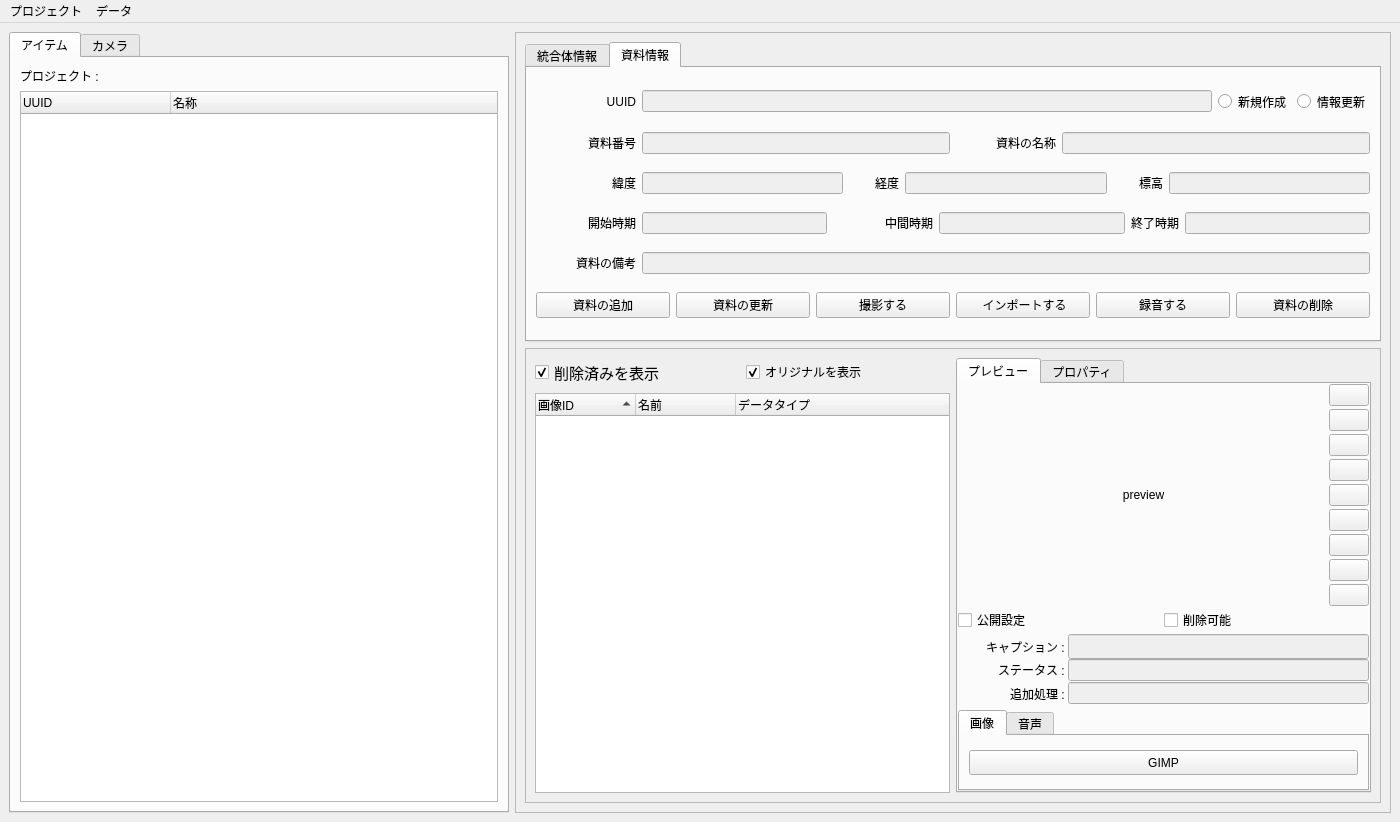
yufujimoto/SurveyDataCollector, file ui/mainWindow.ui: the form before one commit.
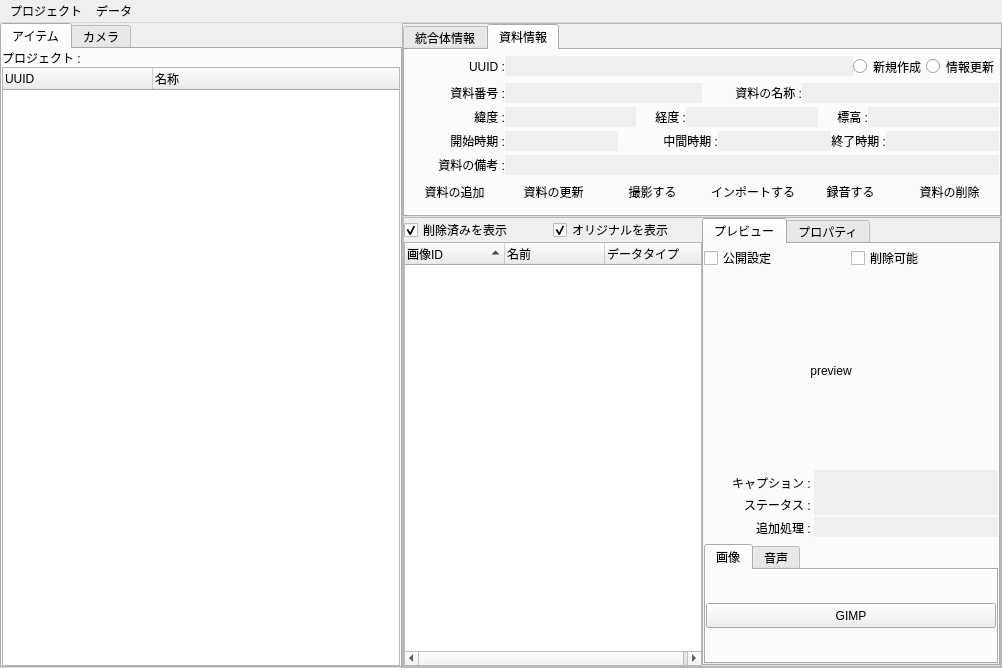
The form after the commit. The open tabs and pages were chosen to show the change. Icons and pictures are not drawn.

```diff
--- a/ui/mainWindow.ui
+++ b/ui/mainWindow.ui
@@ -6,8 +6,8 @@
    <rect>
     <x>0</x>
     <y>0</y>
-    <width>1400</width>
-    <height>822</height>
+    <width>1002</width>
+    <height>668</height>
    </rect>
   </property>
   <property name="font">
@@ -24,6 +24,12 @@
   </property>
   <widget class="QWidget" name="centralwidget">
    <layout class="QHBoxLayout" name="horizontalLayout">
+    <property name="spacing">
+     <number>0</number>
+    </property>
+    <property name="margin">
+     <number>0</number>
+    </property>
     <item>
      <widget class="QTabWidget" name="tab_control">
       <property name="minimumSize">
@@ -57,8 +63,17 @@
         <string>アイテム</string>
        </attribute>
        <layout class="QVBoxLayout" name="verticalLayout_7">
+        <property name="spacing">
+         <number>0</number>
+        </property>
+        <property name="margin">
+         <number>0</number>
+        </property>
         <item>
          <layout class="QHBoxLayout" name="lay_h_dir_root">
+          <property name="spacing">
+           <number>0</number>
+          </property>
           <property name="topMargin">
            <number>0</number>
           </property>
@@ -92,38 +107,12 @@
         </item>
         <item>
          <widget class="QTreeWidget" name="tre_prj_item">
-          <property name="sizePolicy">
-           <sizepolicy hsizetype="Expanding" vsizetype="Expanding">
-            <horstretch>0</horstretch>
-            <verstretch>0</verstretch>
-           </sizepolicy>
-          </property>
-          <property name="minimumSize">
-           <size>
-            <width>0</width>
-            <height>0</height>
-           </size>
-          </property>
-          <property name="font">
-           <font>
-            <pointsize>9</pointsize>
-           </font>
-          </property>
-          <property name="contextMenuPolicy">
-           <enum>Qt::CustomContextMenu</enum>
-          </property>
           <property name="lineWidth">
-           <number>1</number>
-          </property>
-          <property name="columnCount">
-           <number>2</number>
+           <number>0</number>
           </property>
           <attribute name="headerDefaultSectionSize">
            <number>150</number>
           </attribute>
-          <attribute name="headerHighlightSections">
-           <bool>false</bool>
-          </attribute>
           <column>
            <property name="text">
             <string>UUID</string>
@@ -143,8 +132,17 @@
         <string>カメラ</string>
        </attribute>
        <layout class="QVBoxLayout" name="verticalLayout_2">
+        <property name="spacing">
+         <number>0</number>
+        </property>
+        <property name="margin">
+         <number>0</number>
+        </property>
         <item>
          <layout class="QHBoxLayout" name="lay_h_cam_detect">
+          <property name="spacing">
+           <number>0</number>
+          </property>
           <item>
            <widget class="QLabel" name="lbl_cam_detected">
             <property name="sizePolicy">
@@ -218,6 +216,12 @@
            <set>Qt::AlignLeading|Qt::AlignLeft|Qt::AlignTop</set>
           </property>
           <layout class="QGridLayout" name="gridLayout_4">
+           <property name="margin">
+            <number>0</number>
+           </property>
+           <property name="spacing">
+            <number>0</number>
+           </property>
            <item row="7" column="0">
             <widget class="QLabel" name="lbl_cam_qoi">
              <property name="text">
@@ -370,6 +374,12 @@
        <enum>QFrame::Raised</enum>
       </property>
       <layout class="QGridLayout" name="gridLayout_3">
+       <property name="margin">
+        <number>0</number>
+       </property>
+       <property name="spacing">
+        <number>0</number>
+       </property>
        <item row="0" column="0">
         <widget class="QTabWidget" name="tab_target">
          <property name="sizePolicy">
@@ -399,7 +409,7 @@
           <bool>false</bool>
          </property>
          <property name="currentIndex">
-          <number>0</number>
+          <number>1</number>
          </property>
          <property name="iconSize">
           <size>
@@ -415,8 +425,17 @@
            <string>統合体情報</string>
           </attribute>
           <layout class="QGridLayout" name="gridLayout_2">
+           <property name="margin">
+            <number>0</number>
+           </property>
+           <property name="spacing">
+            <number>0</number>
+           </property>
            <item row="0" column="0">
             <layout class="QHBoxLayout" name="lay_h_con_ope">
+             <property name="spacing">
+              <number>0</number>
+             </property>
              <property name="topMargin">
               <number>0</number>
              </property>
@@ -435,7 +454,7 @@
                 </size>
                </property>
                <property name="text">
-                <string>UUID</string>
+                <string>UUID :</string>
                </property>
                <property name="alignment">
                 <set>Qt::AlignRight|Qt::AlignTrailing|Qt::AlignVCenter</set>
@@ -447,6 +466,35 @@
                <property name="enabled">
                 <bool>false</bool>
                </property>
+               <property name="sizePolicy">
+                <sizepolicy hsizetype="Expanding" vsizetype="Fixed">
+                 <horstretch>0</horstretch>
+                 <verstretch>0</verstretch>
+                </sizepolicy>
+               </property>
+               <property name="minimumSize">
+                <size>
+                 <width>0</width>
+                 <height>0</height>
+                </size>
+               </property>
+               <property name="baseSize">
+                <size>
+                 <width>0</width>
+                 <height>0</height>
+                </size>
+               </property>
+               <property name="font">
+                <font>
+                 <pointsize>9</pointsize>
+                 <weight>75</weight>
+                 <italic>true</italic>
+                 <bold>true</bold>
+                </font>
+               </property>
+               <property name="frame">
+                <bool>false</bool>
+               </property>
               </widget>
              </item>
              <item>
@@ -482,6 +530,9 @@
            </item>
            <item row="5" column="0">
             <layout class="QHBoxLayout" name="lay_h_con_ctrl">
+             <property name="spacing">
+              <number>0</number>
+             </property>
              <property name="topMargin">
               <number>0</number>
              </property>
@@ -490,6 +541,9 @@
                <property name="text">
                 <string>統合体の追加</string>
                </property>
+               <property name="flat">
+                <bool>true</bool>
+               </property>
               </widget>
              </item>
              <item>
@@ -497,6 +551,9 @@
                <property name="text">
                 <string>統合体の更新</string>
                </property>
+               <property name="flat">
+                <bool>true</bool>
+               </property>
               </widget>
              </item>
              <item>
@@ -504,6 +561,9 @@
                <property name="text">
                 <string>撮影する</string>
                </property>
+               <property name="flat">
+                <bool>true</bool>
+               </property>
               </widget>
              </item>
              <item>
@@ -511,6 +571,9 @@
                <property name="text">
                 <string> インポートする</string>
                </property>
+               <property name="flat">
+                <bool>true</bool>
+               </property>
               </widget>
              </item>
              <item>
@@ -518,6 +581,9 @@
                <property name="text">
                 <string>録音する</string>
                </property>
+               <property name="flat">
+                <bool>true</bool>
+               </property>
               </widget>
              </item>
              <item>
@@ -525,12 +591,18 @@
                <property name="text">
                 <string>統合体の削除</string>
                </property>
+               <property name="flat">
+                <bool>true</bool>
+               </property>
               </widget>
              </item>
             </layout>
            </item>
            <item row="3" column="0">
             <layout class="QHBoxLayout" name="lay_h_con_tmp">
+             <property name="spacing">
+              <number>0</number>
+             </property>
              <property name="topMargin">
               <number>0</number>
              </property>
@@ -555,7 +627,7 @@
                 </size>
                </property>
                <property name="text">
-                <string>時間識別子</string>
+                <string>時間識別子 :</string>
                </property>
                <property name="alignment">
                 <set>Qt::AlignRight|Qt::AlignTrailing|Qt::AlignVCenter</set>
@@ -567,12 +639,18 @@
                <property name="enabled">
                 <bool>false</bool>
                </property>
+               <property name="frame">
+                <bool>false</bool>
+               </property>
               </widget>
              </item>
             </layout>
            </item>
            <item row="4" column="0">
             <layout class="QHBoxLayout" name="lay_h_con_dsc">
+             <property name="spacing">
+              <number>0</number>
+             </property>
              <property name="topMargin">
               <number>0</number>
              </property>
@@ -597,7 +675,7 @@
                 </size>
                </property>
                <property name="text">
-                <string>統合体の備考</string>
+                <string>統合体の備考 :</string>
                </property>
                <property name="alignment">
                 <set>Qt::AlignRight|Qt::AlignTrailing|Qt::AlignVCenter</set>
@@ -609,12 +687,18 @@
                <property name="enabled">
                 <bool>false</bool>
                </property>
+               <property name="frame">
+                <bool>false</bool>
+               </property>
               </widget>
              </item>
             </layout>
            </item>
            <item row="1" column="0">
             <layout class="QHBoxLayout" name="lay_h_con_nam">
+             <property name="spacing">
+              <number>0</number>
+             </property>
              <property name="topMargin">
               <number>0</number>
              </property>
@@ -639,7 +723,7 @@
                 </size>
                </property>
                <property name="text">
-                <string>統合体の名称</string>
+                <string>統合体の名称 :</string>
                </property>
                <property name="alignment">
                 <set>Qt::AlignRight|Qt::AlignTrailing|Qt::AlignVCenter</set>
@@ -651,12 +735,18 @@
                <property name="enabled">
                 <bool>false</bool>
                </property>
+               <property name="frame">
+                <bool>false</bool>
+               </property>
               </widget>
              </item>
             </layout>
            </item>
            <item row="2" column="0">
             <layout class="QHBoxLayout" name="lay_h_con_geo">
+             <property name="spacing">
+              <number>0</number>
+             </property>
              <property name="topMargin">
               <number>0</number>
              </property>
@@ -681,7 +771,7 @@
                 </size>
                </property>
                <property name="text">
-                <string>地理識別子</string>
+                <string>地理識別子 :</string>
                </property>
                <property name="alignment">
                 <set>Qt::AlignRight|Qt::AlignTrailing|Qt::AlignVCenter</set>
@@ -693,6 +783,9 @@
                <property name="enabled">
                 <bool>false</bool>
                </property>
+               <property name="frame">
+                <bool>false</bool>
+               </property>
               </widget>
              </item>
             </layout>
@@ -704,8 +797,17 @@
            <string>資料情報</string>
           </attribute>
           <layout class="QVBoxLayout" name="verticalLayout_3">
+           <property name="spacing">
+            <number>0</number>
+           </property>
+           <property name="margin">
+            <number>0</number>
+           </property>
            <item>
             <layout class="QHBoxLayout" name="horizontalLayout_5">
+             <property name="spacing">
+              <number>0</number>
+             </property>
              <property name="topMargin">
               <number>0</number>
              </property>
@@ -724,7 +826,7 @@
                 </size>
                </property>
                <property name="text">
-                <string>UUID</string>
+                <string>UUID :</string>
                </property>
                <property name="alignment">
                 <set>Qt::AlignRight|Qt::AlignTrailing|Qt::AlignVCenter</set>
@@ -736,6 +838,9 @@
                <property name="enabled">
                 <bool>false</bool>
                </property>
+               <property name="frame">
+                <bool>false</bool>
+               </property>
               </widget>
              </item>
              <item>
@@ -774,6 +879,9 @@
            </item>
            <item>
             <layout class="QHBoxLayout" name="lay_h_con_nam_3">
+             <property name="spacing">
+              <number>0</number>
+             </property>
              <property name="topMargin">
               <number>0</number>
              </property>
@@ -792,7 +900,7 @@
                 </size>
                </property>
                <property name="text">
-                <string>資料番号</string>
+                <string>資料番号 :</string>
                </property>
                <property name="alignment">
                 <set>Qt::AlignRight|Qt::AlignTrailing|Qt::AlignVCenter</set>
@@ -804,6 +912,9 @@
                <property name="enabled">
                 <bool>false</bool>
                </property>
+               <property name="frame">
+                <bool>false</bool>
+               </property>
               </widget>
              </item>
              <item>
@@ -821,7 +932,7 @@
                 </size>
                </property>
                <property name="text">
-                <string>資料の名称</string>
+                <string>資料の名称 :</string>
                </property>
                <property name="alignment">
                 <set>Qt::AlignRight|Qt::AlignTrailing|Qt::AlignVCenter</set>
@@ -833,12 +944,18 @@
                <property name="enabled">
                 <bool>false</bool>
                </property>
+               <property name="frame">
+                <bool>false</bool>
+               </property>
               </widget>
              </item>
             </layout>
            </item>
            <item>
             <layout class="QHBoxLayout" name="lay_h_mat_geo">
+             <property name="spacing">
+              <number>0</number>
+             </property>
              <property name="topMargin">
               <number>0</number>
              </property>
@@ -863,7 +980,7 @@
                 </size>
                </property>
                <property name="text">
-                <string>緯度</string>
+                <string>緯度 :</string>
                </property>
                <property name="alignment">
                 <set>Qt::AlignRight|Qt::AlignTrailing|Qt::AlignVCenter</set>
@@ -875,6 +992,9 @@
                <property name="enabled">
                 <bool>false</bool>
                </property>
+               <property name="frame">
+                <bool>false</bool>
+               </property>
               </widget>
              </item>
              <item>
@@ -898,7 +1018,7 @@
                 </size>
                </property>
                <property name="text">
-                <string>経度</string>
+                <string>経度 :</string>
                </property>
                <property name="alignment">
                 <set>Qt::AlignRight|Qt::AlignTrailing|Qt::AlignVCenter</set>
@@ -910,6 +1030,9 @@
                <property name="enabled">
                 <bool>false</bool>
                </property>
+               <property name="frame">
+                <bool>false</bool>
+               </property>
               </widget>
              </item>
              <item>
@@ -933,7 +1056,7 @@
                 </size>
                </property>
                <property name="text">
-                <string>標高</string>
+                <string>標高 :</string>
                </property>
                <property name="alignment">
                 <set>Qt::AlignRight|Qt::AlignTrailing|Qt::AlignVCenter</set>
@@ -945,12 +1068,18 @@
                <property name="enabled">
                 <bool>false</bool>
                </property>
+               <property name="frame">
+                <bool>false</bool>
+               </property>
               </widget>
              </item>
             </layout>
            </item>
            <item>
             <layout class="QHBoxLayout" name="lay_h_mat_tmp">
+             <property name="spacing">
+              <number>0</number>
+             </property>
              <property name="topMargin">
               <number>0</number>
              </property>
@@ -975,7 +1104,7 @@
                 </size>
                </property>
                <property name="text">
-                <string>開始時期</string>
+                <string>開始時期 :</string>
                </property>
                <property name="alignment">
                 <set>Qt::AlignRight|Qt::AlignTrailing|Qt::AlignVCenter</set>
@@ -987,6 +1116,9 @@
                <property name="enabled">
                 <bool>false</bool>
                </property>
+               <property name="frame">
+                <bool>false</bool>
+               </property>
               </widget>
              </item>
              <item>
@@ -998,7 +1130,7 @@
                 </size>
                </property>
                <property name="text">
-                <string>中間時期</string>
+                <string>中間時期 :</string>
                </property>
                <property name="alignment">
                 <set>Qt::AlignRight|Qt::AlignTrailing|Qt::AlignVCenter</set>
@@ -1010,12 +1142,15 @@
                <property name="enabled">
                 <bool>false</bool>
                </property>
+               <property name="frame">
+                <bool>false</bool>
+               </property>
               </widget>
              </item>
              <item>
               <widget class="QLabel" name="lbl_mat_tmp_end">
                <property name="text">
-                <string>終了時期</string>
+                <string>終了時期 :</string>
                </property>
                <property name="alignment">
                 <set>Qt::AlignRight|Qt::AlignTrailing|Qt::AlignVCenter</set>
@@ -1027,12 +1162,18 @@
                <property name="enabled">
                 <bool>false</bool>
                </property>
+               <property name="frame">
+                <bool>false</bool>
+               </property>
               </widget>
              </item>
             </layout>
            </item>
            <item>
             <layout class="QHBoxLayout" name="lay_h_mat_dsc">
+             <property name="spacing">
+              <number>0</number>
+             </property>
              <property name="topMargin">
               <number>0</number>
              </property>
@@ -1057,7 +1198,7 @@
                 </size>
                </property>
                <property name="text">
-                <string>資料の備考</string>
+                <string>資料の備考 :</string>
                </property>
                <property name="alignment">
                 <set>Qt::AlignRight|Qt::AlignTrailing|Qt::AlignVCenter</set>
@@ -1069,12 +1210,18 @@
                <property name="enabled">
                 <bool>false</bool>
                </property>
+               <property name="frame">
+                <bool>false</bool>
+               </property>
               </widget>
              </item>
             </layout>
            </item>
            <item>
             <layout class="QHBoxLayout" name="lay_h_mat_ctrl">
+             <property name="spacing">
+              <number>0</number>
+             </property>
              <property name="topMargin">
               <number>0</number>
              </property>
@@ -1083,6 +1230,9 @@
                <property name="text">
                 <string>資料の追加</string>
                </property>
+               <property name="flat">
+                <bool>true</bool>
+               </property>
               </widget>
              </item>
              <item>
@@ -1090,6 +1240,9 @@
                <property name="text">
                 <string>資料の更新</string>
                </property>
+               <property name="flat">
+                <bool>true</bool>
+               </property>
               </widget>
              </item>
              <item>
@@ -1097,6 +1250,9 @@
                <property name="text">
                 <string>撮影する</string>
                </property>
+               <property name="flat">
+                <bool>true</bool>
+               </property>
               </widget>
              </item>
              <item>
@@ -1104,6 +1260,9 @@
                <property name="text">
                 <string> インポートする</string>
                </property>
+               <property name="flat">
+                <bool>true</bool>
+               </property>
               </widget>
              </item>
              <item>
@@ -1111,6 +1270,9 @@
                <property name="text">
                 <string>録音する</string>
                </property>
+               <property name="flat">
+                <bool>true</bool>
+               </property>
               </widget>
              </item>
              <item>
@@ -1118,6 +1280,9 @@
                <property name="text">
                 <string>資料の削除</string>
                </property>
+               <property name="flat">
+                <bool>true</bool>
+               </property>
               </widget>
              </item>
             </layout>
@@ -1146,13 +1311,25 @@
           <enum>QFrame::Raised</enum>
          </property>
          <layout class="QHBoxLayout" name="horizontalLayout_2">
+          <property name="spacing">
+           <number>0</number>
+          </property>
+          <property name="margin">
+           <number>0</number>
+          </property>
           <item>
            <layout class="QVBoxLayout" name="verticalLayout_5">
+            <property name="spacing">
+             <number>0</number>
+            </property>
             <property name="topMargin">
              <number>0</number>
             </property>
             <item>
              <layout class="QHBoxLayout" name="horizontalLayout_6">
+              <property name="spacing">
+               <number>0</number>
+              </property>
               <property name="topMargin">
                <number>0</number>
               </property>
@@ -1160,7 +1337,10 @@
                <widget class="QCheckBox" name="cbx_fil_deleted">
                 <property name="font">
                  <font>
-                  <pointsize>11</pointsize>
+                  <pointsize>9</pointsize>
+                  <weight>50</weight>
+                  <italic>false</italic>
+                  <bold>false</bold>
                  </font>
                 </property>
                 <property name="text">
@@ -1200,21 +1380,39 @@
                <property name="text">
                 <string>画像ID</string>
                </property>
+               <property name="font">
+                <font>
+                 <pointsize>9</pointsize>
+                </font>
+               </property>
               </column>
               <column>
                <property name="text">
                 <string>名前</string>
                </property>
+               <property name="font">
+                <font>
+                 <pointsize>9</pointsize>
+                </font>
+               </property>
               </column>
               <column>
                <property name="text">
                 <string>データタイプ</string>
                </property>
+               <property name="font">
+                <font>
+                 <pointsize>9</pointsize>
+                </font>
+               </property>
               </column>
              </widget>
             </item>
             <item>
              <layout class="QVBoxLayout" name="verticalLayout">
+              <property name="spacing">
+               <number>0</number>
+              </property>
               <property name="topMargin">
                <number>0</number>
               </property>
@@ -1224,6 +1422,9 @@
           </item>
           <item>
            <widget class="QTabWidget" name="tab_img_info">
+            <property name="tabShape">
+             <enum>QTabWidget::Rounded</enum>
+            </property>
             <property name="currentIndex">
              <number>0</number>
             </property>
@@ -1235,28 +1436,73 @@
               <property name="spacing">
                <number>0</number>
               </property>
-              <property name="leftMargin">
-               <number>0</number>
-              </property>
-              <property name="topMargin">
-               <number>0</number>
-              </property>
-              <property name="rightMargin">
-               <number>0</number>
-              </property>
-              <property name="bottomMargin">
+              <property name="margin">
                <number>0</number>
               </property>
               <item>
                <layout class="QVBoxLayout" name="verticalLayout_9">
+                <property name="spacing">
+                 <number>0</number>
+                </property>
                 <property name="leftMargin">
                  <number>0</number>
                 </property>
                 <property name="topMargin">
                  <number>0</number>
                 </property>
+                <item>
+                 <layout class="QHBoxLayout" name="horizontalLayout_10">
+                  <property name="spacing">
+                   <number>0</number>
+                  </property>
+                  <property name="leftMargin">
+                   <number>0</number>
+                  </property>
+                  <property name="topMargin">
+                   <number>2</number>
+                  </property>
+                  <property name="bottomMargin">
+                   <number>2</number>
+                  </property>
+                  <item>
+                   <widget class="QCheckBox" name="cbx_fil_pub">
+                    <property name="enabled">
+                     <bool>true</bool>
+                    </property>
+                    <property name="maximumSize">
+                     <size>
+                      <width>16777215</width>
+                      <height>25</height>
+                     </size>
+                    </property>
+                    <property name="text">
+                     <string>公開設定</string>
+                    </property>
+                   </widget>
+                  </item>
+                  <item>
+                   <widget class="QCheckBox" name="cbx_fil_edit">
+                    <property name="enabled">
+                     <bool>true</bool>
+                    </property>
+                    <property name="maximumSize">
+                     <size>
+                      <width>16777215</width>
+                      <height>25</height>
+                     </size>
+                    </property>
+                    <property name="text">
+                     <string>削除可能</string>
+                    </property>
+                   </widget>
+                  </item>
+                 </layout>
+                </item>
                 <item>
                  <layout class="QHBoxLayout" name="horizontalLayout_4">
+                  <property name="spacing">
+                   <number>0</number>
+                  </property>
                   <property name="topMargin">
                    <number>0</number>
                   </property>
@@ -1279,7 +1525,7 @@
                   <item>
                    <layout class="QVBoxLayout" name="verticalLayout_4">
                     <property name="spacing">
-                     <number>3</number>
+                     <number>0</number>
                     </property>
                     <item>
                      <widget class="QPushButton" name="btn_img_rot_l">
@@ -1295,6 +1541,9 @@
                       <property name="checkable">
                        <bool>false</bool>
                       </property>
+                      <property name="flat">
+                       <bool>true</bool>
+                      </property>
                      </widget>
                     </item>
                     <item>
@@ -1311,6 +1560,9 @@
                       <property name="checkable">
                        <bool>false</bool>
                       </property>
+                      <property name="flat">
+                       <bool>true</bool>
+                      </property>
                      </widget>
                     </item>
                     <item>
@@ -1327,6 +1579,9 @@
                       <property name="checkable">
                        <bool>false</bool>
                       </property>
+                      <property name="flat">
+                       <bool>true</bool>
+                      </property>
                      </widget>
                     </item>
                     <item>
@@ -1343,6 +1598,9 @@
                       <property name="checkable">
                        <bool>false</bool>
                       </property>
+                      <property name="flat">
+                       <bool>true</bool>
+                      </property>
                      </widget>
                     </item>
                     <item>
@@ -1359,6 +1617,9 @@
                       <property name="checkable">
                        <bool>false</bool>
                       </property>
+                      <property name="flat">
+                       <bool>true</bool>
+                      </property>
                      </widget>
                     </item>
                     <item>
@@ -1375,6 +1636,9 @@
                       <property name="checkable">
                        <bool>false</bool>
                       </property>
+                      <property name="flat">
+                       <bool>true</bool>
+                      </property>
                      </widget>
                     </item>
                     <item>
@@ -1391,6 +1655,9 @@
                       <property name="checkable">
                        <bool>false</bool>
                       </property>
+                      <property name="flat">
+                       <bool>true</bool>
+                      </property>
                      </widget>
                     </item>
                     <item>
@@ -1407,6 +1674,9 @@
                       <property name="checkable">
                        <bool>false</bool>
                       </property>
+                      <property name="flat">
+                       <bool>true</bool>
+                      </property>
                      </widget>
                     </item>
                     <item>
@@ -1429,59 +1699,20 @@
                       <property name="checkable">
                        <bool>false</bool>
                       </property>
+                      <property name="flat">
+                       <bool>true</bool>
+                      </property>
                      </widget>
                     </item>
                    </layout>
                   </item>
                  </layout>
                 </item>
-                <item>
-                 <layout class="QHBoxLayout" name="horizontalLayout_10">
-                  <property name="leftMargin">
-                   <number>0</number>
-                  </property>
-                  <property name="topMargin">
-                   <number>2</number>
-                  </property>
-                  <property name="bottomMargin">
-                   <number>2</number>
-                  </property>
-                  <item>
-                   <widget class="QCheckBox" name="cbx_fil_pub">
-                    <property name="enabled">
-                     <bool>true</bool>
-                    </property>
-                    <property name="maximumSize">
-                     <size>
-                      <width>16777215</width>
-                      <height>25</height>
-                     </size>
-                    </property>
-                    <property name="text">
-                     <string>公開設定</string>
-                    </property>
-                   </widget>
-                  </item>
-                  <item>
-                   <widget class="QCheckBox" name="cbx_fil_edit">
-                    <property name="enabled">
-                     <bool>true</bool>
-                    </property>
-                    <property name="maximumSize">
-                     <size>
-                      <width>16777215</width>
-                      <height>25</height>
-                     </size>
-                    </property>
-                    <property name="text">
-                     <string>削除可能</string>
-                    </property>
-                   </widget>
-                  </item>
-                 </layout>
-                </item>
                 <item>
                  <layout class="QHBoxLayout" name="horizontalLayout_11">
+                  <property name="spacing">
+                   <number>0</number>
+                  </property>
                   <property name="topMargin">
                    <number>0</number>
                   </property>
@@ -1527,12 +1758,18 @@
                       <height>25</height>
                      </size>
                     </property>
+                    <property name="frame">
+                     <bool>false</bool>
+                    </property>
                    </widget>
                   </item>
                  </layout>
                 </item>
                 <item>
                  <layout class="QHBoxLayout" name="horizontalLayout_8">
+                  <property name="spacing">
+                   <number>0</number>
+                  </property>
                   <property name="topMargin">
                    <number>0</number>
                   </property>
@@ -1566,12 +1803,18 @@
                     <property name="enabled">
                      <bool>false</bool>
                     </property>
+                    <property name="frame">
+                     <bool>false</bool>
+                    </property>
                    </widget>
                   </item>
                  </layout>
                 </item>
                 <item>
                  <layout class="QHBoxLayout" name="horizontalLayout_7">
+                  <property name="spacing">
+                   <number>0</number>
+                  </property>
                   <property name="topMargin">
                    <number>0</number>
                   </property>
@@ -1608,6 +1851,9 @@
                     <property name="enabled">
                      <bool>false</bool>
                     </property>
+                    <property name="frame">
+                     <bool>false</bool>
+                    </property>
                    </widget>
                   </item>
                  </layout>
@@ -1644,7 +1890,7 @@
                   <property name="tabsClosable">
                    <bool>false</bool>
                   </property>
-                  <property name="tabBarAutoHide">
+                  <property name="tabBarAutoHide" stdset="0">
                    <bool>false</bool>
                   </property>
                   <widget class="QWidget" name="tab_src_img">
@@ -1652,6 +1898,12 @@
                     <string>画像</string>
                    </attribute>
                    <layout class="QHBoxLayout" name="horizontalLayout_9">
+                    <property name="spacing">
+                     <number>0</number>
+                    </property>
+                    <property name="margin">
+                     <number>0</number>
+                    </property>
                     <item>
                      <widget class="QPushButton" name="btn_open_gimp">
                       <property name="minimumSize">
@@ -1678,6 +1930,12 @@
                     <string>音声</string>
                    </attribute>
                    <layout class="QVBoxLayout" name="verticalLayout_8">
+                    <property name="spacing">
+                     <number>0</number>
+                    </property>
+                    <property name="margin">
+                     <number>0</number>
+                    </property>
                     <item>
                      <layout class="QHBoxLayout" name="horizontalLayout_12">
                       <item>
@@ -1738,6 +1996,9 @@
     </item>
     <item>
      <layout class="QVBoxLayout" name="lay_v_item_info">
+      <property name="spacing">
+       <number>0</number>
+      </property>
       <property name="topMargin">
        <number>0</number>
       </property>
@@ -1750,8 +2011,8 @@
     <rect>
      <x>0</x>
      <y>0</y>
-     <width>1400</width>
-     <height>23</height>
+     <width>1002</width>
+     <height>26</height>
     </rect>
    </property>
    <widget class="QMenu" name="men_prj">
```
Left out of the diff: 1 changed line with no effect on the pictures.
